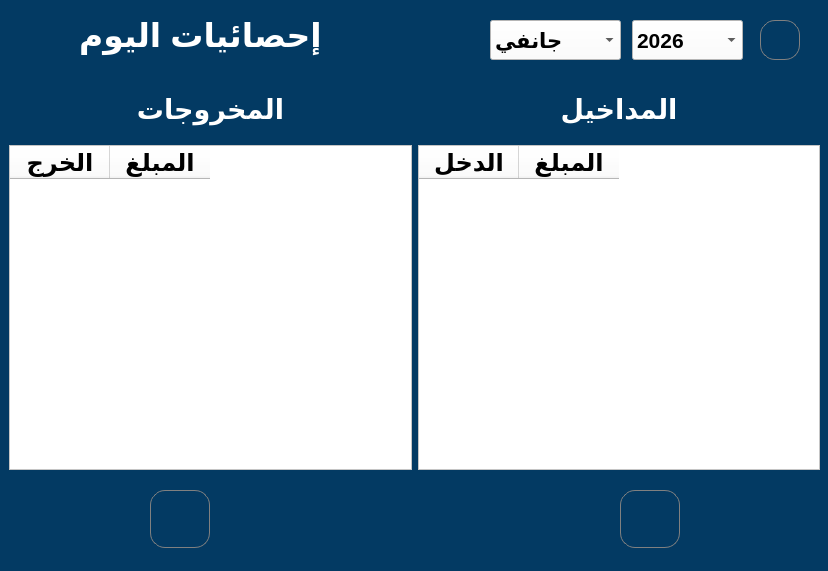
First picture: the form in uis/qt_uis/used/analysis_tables.ui, repository salahkhiat/ModeerPOS, before the edit.
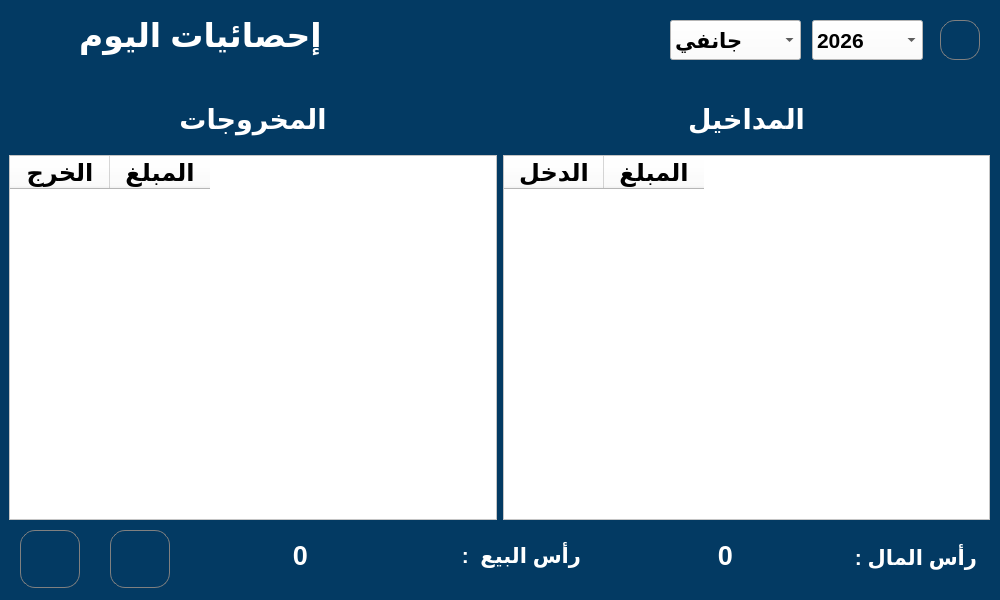
Second picture: the form after the edit. Icons and pictures are not drawn.

```diff
--- a/uis/qt_uis/used/analysis_tables.ui
+++ b/uis/qt_uis/used/analysis_tables.ui
@@ -6,8 +6,8 @@
    <rect>
     <x>0</x>
     <y>0</y>
-    <width>828</width>
-    <height>571</height>
+    <width>1000</width>
+    <height>600</height>
    </rect>
   </property>
   <property name="windowTitle">
@@ -20,9 +20,9 @@
    <property name="geometry">
     <rect>
      <x>9</x>
-     <y>79</y>
-     <width>811</width>
-     <height>391</height>
+     <y>89</y>
+     <width>981</width>
+     <height>431</height>
     </rect>
    </property>
    <layout class="QHBoxLayout" name="horizontalLayout">
@@ -45,6 +45,7 @@
         <property name="font">
          <font>
           <pointsize>20</pointsize>
+          <weight>75</weight>
           <bold>true</bold>
          </font>
         </property>
@@ -72,6 +73,7 @@
          <property name="font">
           <font>
            <pointsize>18</pointsize>
+           <weight>75</weight>
            <bold>true</bold>
           </font>
          </property>
@@ -83,6 +85,7 @@
          <property name="font">
           <font>
            <pointsize>18</pointsize>
+           <weight>75</weight>
            <bold>true</bold>
           </font>
          </property>
@@ -110,6 +113,7 @@
         <property name="font">
          <font>
           <pointsize>20</pointsize>
+          <weight>75</weight>
           <bold>true</bold>
          </font>
         </property>
@@ -137,6 +141,7 @@
          <property name="font">
           <font>
            <pointsize>18</pointsize>
+           <weight>75</weight>
            <bold>true</bold>
           </font>
          </property>
@@ -148,6 +153,7 @@
          <property name="font">
           <font>
            <pointsize>18</pointsize>
+           <weight>75</weight>
            <bold>true</bold>
           </font>
          </property>
@@ -158,22 +164,11 @@
     </item>
    </layout>
   </widget>
-  <widget class="QWidget" name="verticalLayoutWidget_3">
-   <property name="geometry">
-    <rect>
-     <x>9</x>
-     <y>479</y>
-     <width>16</width>
-     <height>16</height>
-    </rect>
-   </property>
-   <layout class="QVBoxLayout" name="verticalLayout_3"/>
-  </widget>
   <widget class="QPushButton" name="cancel_btn">
    <property name="geometry">
     <rect>
-     <x>150</x>
-     <y>490</y>
+     <x>20</x>
+     <y>530</y>
      <width>60</width>
      <height>58</height>
     </rect>
@@ -217,8 +212,8 @@
   <widget class="QPushButton" name="switch_analysis_btn">
    <property name="geometry">
     <rect>
-     <x>620</x>
-     <y>490</y>
+     <x>110</x>
+     <y>530</y>
      <width>60</width>
      <height>58</height>
     </rect>
@@ -287,7 +282,7 @@
   <widget class="QComboBox" name="year">
    <property name="geometry">
     <rect>
-     <x>632</x>
+     <x>812</x>
      <y>20</y>
      <width>111</width>
      <height>40</height>
@@ -308,6 +303,7 @@
    <property name="font">
     <font>
      <pointsize>16</pointsize>
+     <weight>75</weight>
      <bold>true</bold>
     </font>
    </property>
@@ -393,7 +389,7 @@
   <widget class="QComboBox" name="month">
    <property name="geometry">
     <rect>
-     <x>490</x>
+     <x>670</x>
      <y>20</y>
      <width>131</width>
      <height>40</height>
@@ -414,6 +410,7 @@
    <property name="font">
     <font>
      <pointsize>16</pointsize>
+     <weight>75</weight>
      <bold>true</bold>
     </font>
    </property>
@@ -484,7 +481,7 @@
   <widget class="QPushButton" name="search_btn">
    <property name="geometry">
     <rect>
-     <x>760</x>
+     <x>940</x>
      <y>20</y>
      <width>40</width>
      <height>40</height>
@@ -519,6 +516,110 @@
     <string/>
    </property>
   </widget>
+  <widget class="QLabel" name="label_3">
+   <property name="geometry">
+    <rect>
+     <x>856</x>
+     <y>532</y>
+     <width>121</width>
+     <height>51</height>
+    </rect>
+   </property>
+   <property name="font">
+    <font>
+     <pointsize>16</pointsize>
+     <weight>75</weight>
+     <bold>true</bold>
+    </font>
+   </property>
+   <property name="styleSheet">
+    <string notr="true">color:white</string>
+   </property>
+   <property name="text">
+    <string>رأس المال :</string>
+   </property>
+  </widget>
+  <widget class="QLabel" name="label_4">
+   <property name="geometry">
+    <rect>
+     <x>450</x>
+     <y>530</y>
+     <width>131</width>
+     <height>51</height>
+    </rect>
+   </property>
+   <property name="font">
+    <font>
+     <pointsize>16</pointsize>
+     <weight>75</weight>
+     <bold>true</bold>
+    </font>
+   </property>
+   <property name="mouseTracking">
+    <bool>false</bool>
+   </property>
+   <property name="layoutDirection">
+    <enum>Qt::RightToLeft</enum>
+   </property>
+   <property name="styleSheet">
+    <string notr="true">color:white</string>
+   </property>
+   <property name="text">
+    <string>رأس البيع  :</string>
+   </property>
+  </widget>
+  <widget class="QLabel" name="products_capital_lcd">
+   <property name="geometry">
+    <rect>
+     <x>600</x>
+     <y>530</y>
+     <width>251</width>
+     <height>51</height>
+    </rect>
+   </property>
+   <property name="font">
+    <font>
+     <pointsize>20</pointsize>
+     <weight>75</weight>
+     <bold>true</bold>
+    </font>
+   </property>
+   <property name="styleSheet">
+    <string notr="true">color:white;</string>
+   </property>
+   <property name="text">
+    <string>0</string>
+   </property>
+   <property name="alignment">
+    <set>Qt::AlignCenter</set>
+   </property>
+  </widget>
+  <widget class="QLabel" name="products_sale_lcd">
+   <property name="geometry">
+    <rect>
+     <x>180</x>
+     <y>530</y>
+     <width>241</width>
+     <height>51</height>
+    </rect>
+   </property>
+   <property name="font">
+    <font>
+     <pointsize>20</pointsize>
+     <weight>75</weight>
+     <bold>true</bold>
+    </font>
+   </property>
+   <property name="styleSheet">
+    <string notr="true">color:white;</string>
+   </property>
+   <property name="text">
+    <string>0</string>
+   </property>
+   <property name="alignment">
+    <set>Qt::AlignCenter</set>
+   </property>
+  </widget>
  </widget>
  <resources/>
  <connections>
```
Left out of the diff: 1 changed line with no effect on the pictures.
